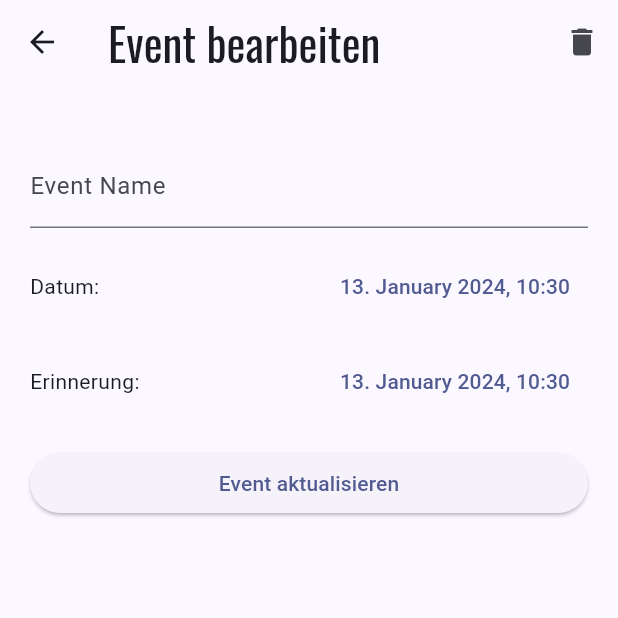
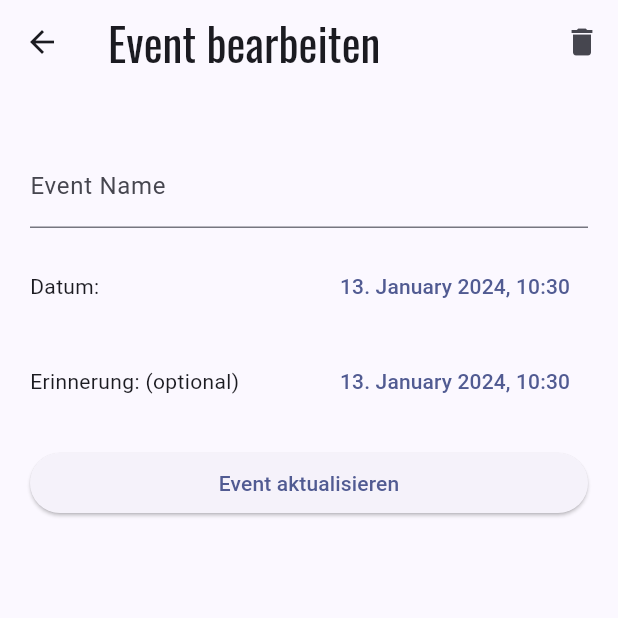
Before and after one commit to JasminKeller/StudyMate, a Flutter app: the EventDetailScreen screen opened directly with empty values, after a tap on "Event aktualisieren", on a phone screen of 412 x 824 dp, the top half of it. Run offline on Flutter 3.47's test engine with Material 3 defaults, Android fonts, the phone set to English and light mode, and no system bars; our stand-ins replace awesome_notifications, google_fonts, permission_handler.

```diff
--- a/lib/screens/event/event_detail_screen.dart
+++ b/lib/screens/event/event_detail_screen.dart
@@ -92,14 +92,19 @@ class _EventDetailScreenState extends State<EventDetailScreen> {
       );
       return;
     }
-
+    if (eventDateTime == null) {
+      ScaffoldMessenger.of(context).showSnackBar(
+        SnackBar(content: Text('Datum darf nicht leer sein.')),
+      );
+      return;
+    }
     if (widget.event == null) {
       // Neues Event erstellen und hinzufügen
       await CourseRepository.instance.addEventToCourse(
         widget.courseID,
         eventName,
         eventDateTime ?? DateTime
-            .now(), // Verwenden Sie das aktuelle Datum, wenn kein Datum ausgewählt wurde
+            .now(),
       );
     } else {
       // Bestehendes Event aktualisieren
@@ -119,7 +124,7 @@ class _EventDetailScreenState extends State<EventDetailScreen> {
 
     CourseProvider courseProvider = context.read<CourseProvider>();
     await courseProvider.readCourses();
-    Navigator.of(context).pop(); // Zurück zum vorherigen Bildschirm navigieren
+    Navigator.of(context).pop();
   }
 
 
@@ -209,7 +214,7 @@ class _EventDetailScreenState extends State<EventDetailScreen> {
             const SizedBox(height: 15),
             _buildDateTimePicker('Datum:', eventDateTime),
             const SizedBox(height: 15),
-            _buildDateTimePicker('Erinnerung:', reminderDateTime),
+            _buildDateTimePicker('Erinnerung: (optional)', reminderDateTime),
             const SizedBox(height: 20),
             ElevatedButton(
               child: Text(buttonTitle),
```
Also changed, not shown: lib/main.dart (+16 -0 lines).
